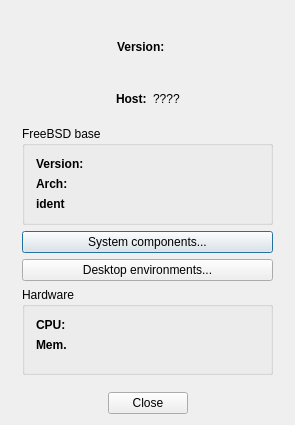
trueos/pcbsd, file src-qt4/about-gui/mainwindow.ui: the form before one commit.
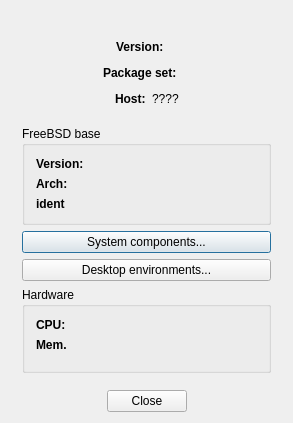
The form after the commit. Icons and pictures are not drawn.

Commit message: About UI - Added package set displaying; Remove depricated unstable snapshot detection

```diff
--- a/src-qt4/about-gui/mainwindow.ui
+++ b/src-qt4/about-gui/mainwindow.ui
@@ -6,8 +6,8 @@
    <rect>
     <x>0</x>
     <y>0</y>
-    <width>295</width>
-    <height>425</height>
+    <width>293</width>
+    <height>423</height>
    </rect>
   </property>
   <property name="windowTitle">
@@ -17,8 +17,6 @@
    <iconset resource="about-gui.qrc">
     <normaloff>:/about.png</normaloff>:/about.png</iconset>
   </property>
-  <layout class="QVBoxLayout" name="verticalLayout_4">
-   <item>
     <layout class="QVBoxLayout" name="verticalLayout">
      <item>
       <layout class="QHBoxLayout" name="horizontalLayout_7">
@@ -139,11 +137,25 @@
         </spacer>
        </item>
        <item>
-        <widget class="QLabel" name="UnstableLabel">
+      <widget class="QLabel" name="label_7">
          <property name="font">
           <font>
            <weight>75</weight>
            <bold>true</bold>
+         <underline>false</underline>
+        </font>
+       </property>
+       <property name="text">
+        <string>Package set:</string>
+       </property>
+      </widget>
+     </item>
+     <item>
+      <widget class="QLabel" name="PkgSetLabel">
+       <property name="font">
+        <font>
+         <weight>50</weight>
+         <bold>false</bold>
           </font>
          </property>
          <property name="text">
@@ -638,8 +650,6 @@
           </size>
          </property>
         </spacer>
-       </item>
-      </layout>
      </item>
     </layout>
    </item>
```
Lines whose indentation alone changed are shown as unchanged. The commit also changes 1 other file.
